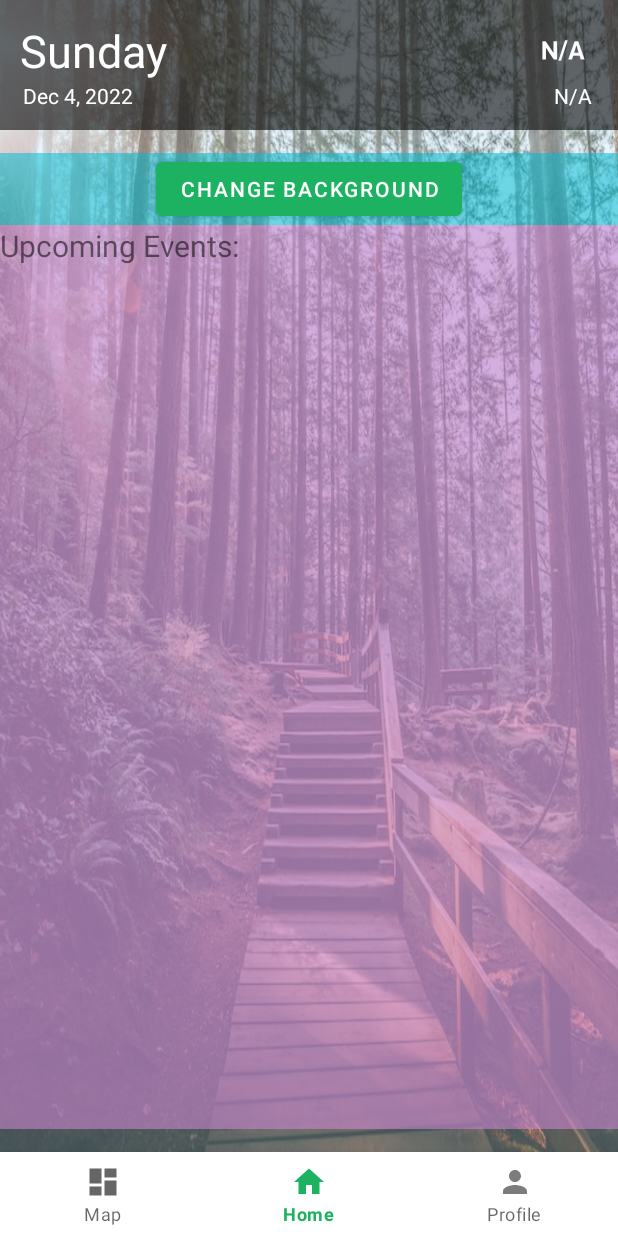
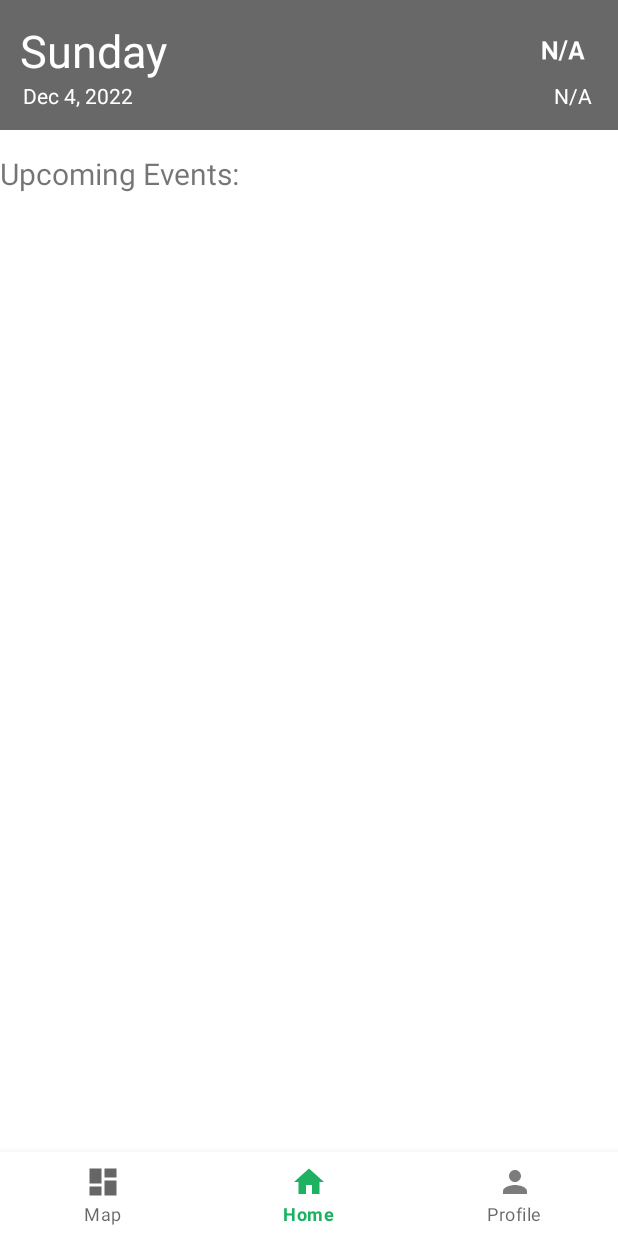
Before and after one commit to gpark608/362_pigeon_hole, an Android app: the HomeFragment screen opened directly, with no data from a screen before it, on a phone screen of 412 x 824 dp. Run offline under Robolectric (Android 15) with nearby library versions, the phone set to English and light mode, and no system bars; our stand-ins replace Firebase (no records; nobody signed in at launch, a user with empty details on screens opened directly), navigation-ui; Roboto replaces fonts that are not available here.

Commit message:
deleted change background button and background in home component

```diff
--- a/app/src/main/java/ca/sfu/minerva/ui/home/HomeFragment.kt
+++ b/app/src/main/java/ca/sfu/minerva/ui/home/HomeFragment.kt
@@ -46,12 +46,10 @@ class HomeFragment : Fragment(), LocationListener {
     private lateinit var tvFullDate: TextView
     private lateinit var ivWeatherIcon: ImageView
     private lateinit var container: LinearLayout
-    private lateinit var btnChangeBackground: Button
     private lateinit var listview: ListView
     private lateinit var firestore: FirebaseFirestore
     private lateinit var eventList: ArrayList<Event>
     private lateinit var adapter: EventAdapter
-    private var background = 0
     private lateinit var locationManager: LocationManager
     private val apiKey: String = BuildConfig.W_API_KEY
 
@@ -87,9 +85,6 @@ class HomeFragment : Fragment(), LocationListener {
         tvFullDate.text = getFullDate()
         ivWeatherIcon = binding.ivWeatherIcon
         container = binding.container
-        btnChangeBackground = binding.btnChangeBackground
-        btnChangeBackground.setOnClickListener {changeBackground()}
-        container.setBackgroundResource(R.drawable.bg_one)
     }
 
     private suspend fun getWeatherAPICall(latLng: LatLng){
@@ -178,19 +173,7 @@ class HomeFragment : Fragment(), LocationListener {
         return sdf.format(d)
     }
 
-    private fun changeBackground() {
-        when(background){
-            0 -> {
-                container.setBackgroundResource(R.drawable.bg_two)
-                background = 1
-            }
-            1 -> {
-                container.setBackgroundResource(R.drawable.bg_one)
-                background = 0
-            }
 
-        }
-    }
 
     override fun onDestroyView() {
         super.onDestroyView()
--- a/app/src/main/res/layout/fragment_home.xml
+++ b/app/src/main/res/layout/fragment_home.xml
@@ -75,20 +75,6 @@
         </LinearLayout>
     </LinearLayout>
     <LinearLayout
-        android:background="#8500BCD4"
-        android:layout_width="match_parent"
-        android:gravity="center"
-        android:layout_height="wrap_content">
-
-        <Button
-            android:layout_width="wrap_content"
-            android:layout_height="wrap_content"
-            android:text="Change Background"
-            android:id="@+id/btnChangeBackground"
-            />
-    </LinearLayout>
-    <LinearLayout
-        android:background="#97CC86D1"
         android:layout_width="match_parent"
         android:layout_height="match_parent"
         android:layout_marginBottom="15dp"
```
